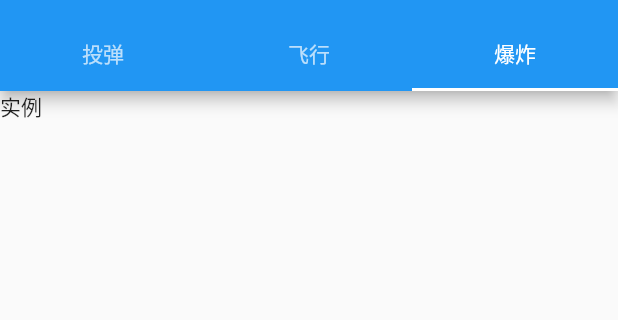
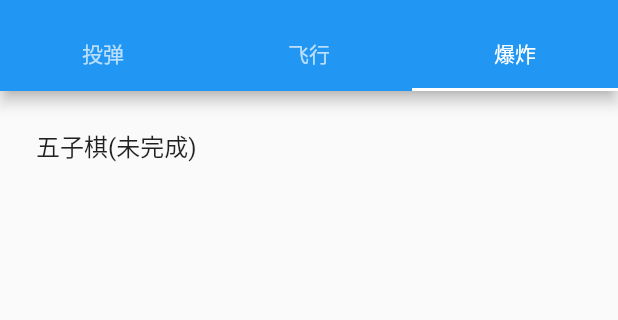
Before and after one commit to liwei511/flutter_practice, a Flutter app: the screen it shows after launch, tab 3 chosen, on a phone screen of 412 x 824 dp, the part 65-385 px from its top. Run offline on Flutter 3.47's test engine with Material 2 defaults, Android fonts, the phone set to English and light mode, and no system bars; our stand-ins replace flutter_swiper; missing offline and left inert: random_words.

Commit message:
五子棋格子

```diff
--- a/lib/practice_advanced/practice_advanced.dart
+++ b/lib/practice_advanced/practice_advanced.dart
@@ -95,7 +95,7 @@ List<MyRouteGroup> myAppAdvancedRoutes = [
         ),
         MyRoute(
           child: CustomGradientArcPainterExample(),
-          title: '自定义环形进度条',
+          title: '自定义环形进度条(web 不兼容)',
         ),
       ]),
   MyRouteGroup(
--- a/lib/practice_advanced/widgets/gradient_button.dart
+++ b/lib/practice_advanced/widgets/gradient_button.dart
@@ -58,7 +58,8 @@ class GradientButton extends StatelessWidget {
                   padding: EdgeInsets.all(8.0),
                   child: DefaultTextStyle(
                     child: child,
-                    style: TextStyle(fontWeight: FontWeight.bold),
+                    style: TextStyle(
+                        fontWeight: FontWeight.bold, color: Colors.white),
                   ),
                 ),
               ),
--- /dev/null
+++ b/lib/practice_exampled/index.dart
@@ -0,0 +1 @@
+export './five_in_a_row/five_in_a_row.dart';
--- a/lib/practice_exampled/practice_exampled.dart
+++ b/lib/practice_exampled/practice_exampled.dart
@@ -1,12 +1,26 @@
 import 'package:flutter/material.dart';
+import './index.dart';
+import './practice_route.dart';
 
 class PracticeExampledPage extends StatelessWidget {
+  final routes = [
+    PracticeRoute(
+      child: FiveInARowExampled(),
+      title: '五子棋(未完成)',
+    ),
+  ];
   Widget build(BuildContext context) {
-    // const demos = [
-    //   {'key': 'counter', 'component': CounterDemo},
-    //   {'key': 'use_package', 'component': CounterDemo},
-    //   {'key': 'tapbox_state', 'component': CounterDemo},
-    // ];
-    return Text('实例');
+    return ListView(
+      padding: EdgeInsets.all(8),
+      children: routes
+          .map((er) => ListTile(
+                title: Text(er.title),
+                onTap: () => Navigator.push(context,
+                    MaterialPageRoute(builder: (context) {
+                  return er;
+                })),
+              ))
+          .toList(),
+    );
   }
 }
```
Also changed, not shown: lib/practice_exampled/five_in_a_row/five_in_a_row.dart (added, +69 -0 lines), lib/practice_exampled/practice_route.dart (added, +17 -0 lines).
